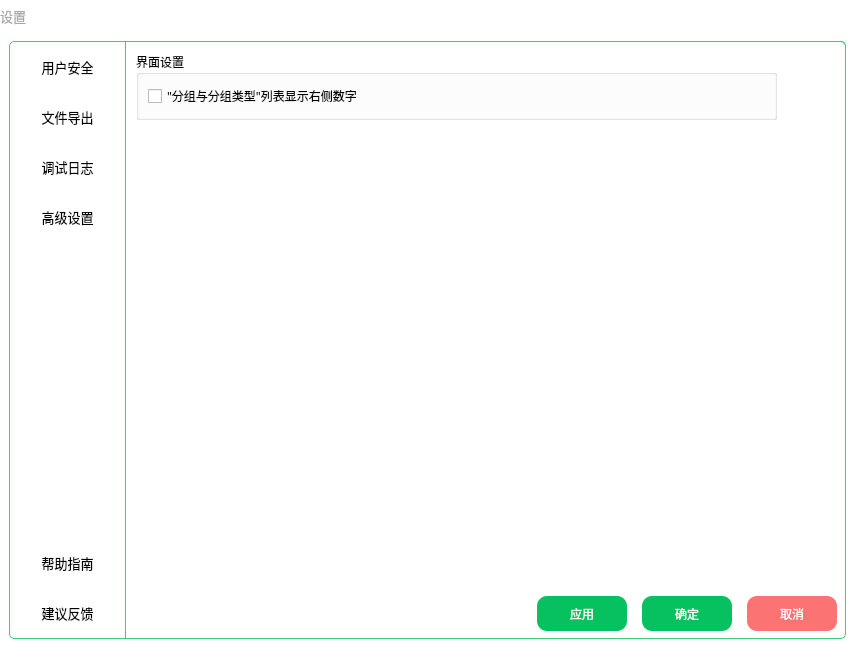
The window that ui/dialogs/settingdialog.ui (Robert-Stackflow/PasswordManager) describes before a commit, drawn with Qt 5.
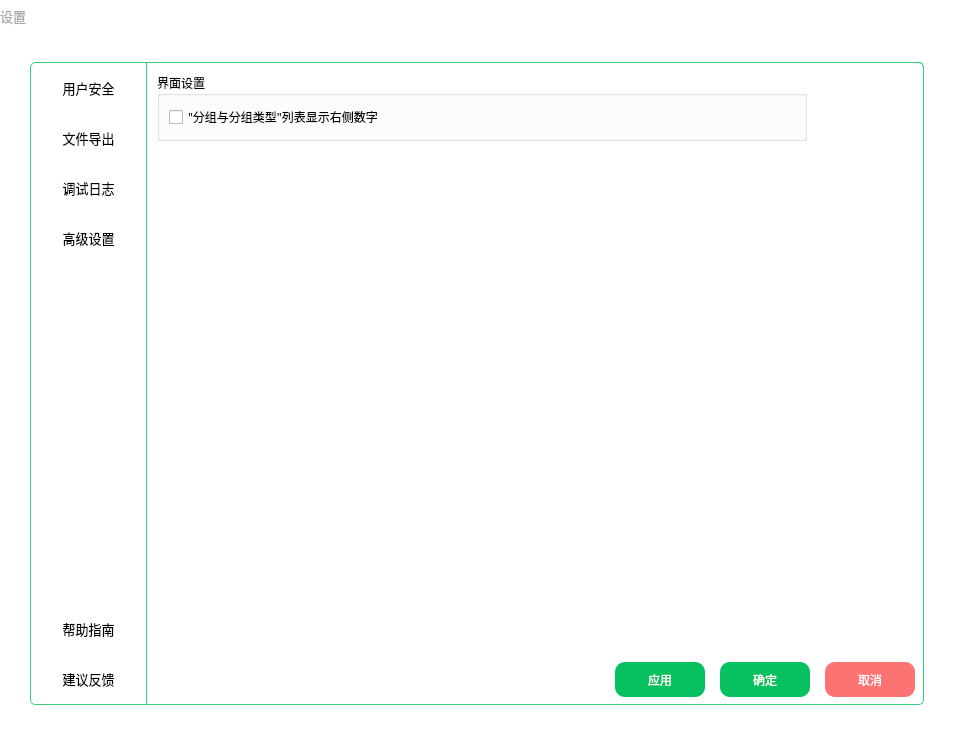
The same window after the commit. The open tabs and pages were chosen to show the change. Icons and pictures are not drawn.

Patch:
```diff
--- a/ui/dialogs/settingdialog.ui
+++ b/ui/dialogs/settingdialog.ui
@@ -6,8 +6,8 @@
    <rect>
     <x>0</x>
     <y>0</y>
-    <width>855</width>
-    <height>648</height>
+    <width>954</width>
+    <height>745</height>
    </rect>
   </property>
   <property name="windowTitle">
@@ -226,6 +226,18 @@
          <string notr="true"/>
         </property>
         <layout class="QGridLayout" name="gridLayout_4">
+         <property name="leftMargin">
+          <number>30</number>
+         </property>
+         <property name="topMargin">
+          <number>30</number>
+         </property>
+         <property name="rightMargin">
+          <number>30</number>
+         </property>
+         <property name="bottomMargin">
+          <number>40</number>
+         </property>
          <property name="spacing">
           <number>0</number>
          </property>
@@ -1598,8 +1610,8 @@
                  <rect>
                   <x>10</x>
                   <y>10</y>
-                  <width>641</width>
-                  <height>491</height>
+                  <width>650</width>
+                  <height>500</height>
                  </rect>
                 </property>
                 <layout class="QGridLayout" name="gridLayout_15">
```
Left out of the diff: 14 changed lines with no effect on the pictures.
